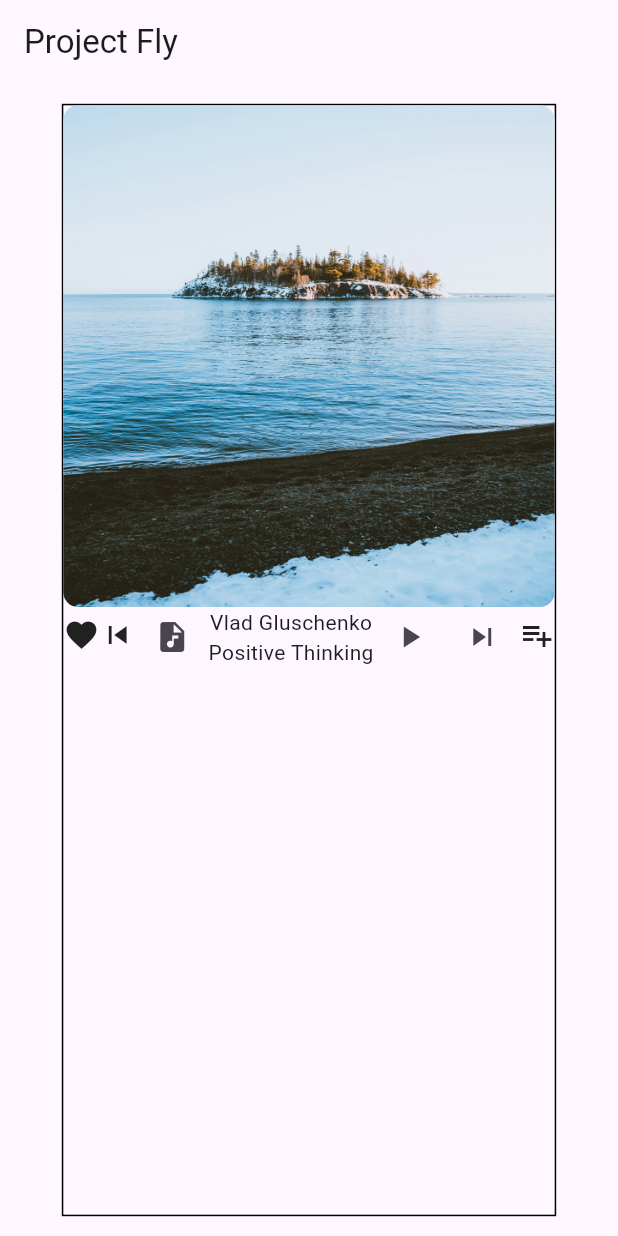
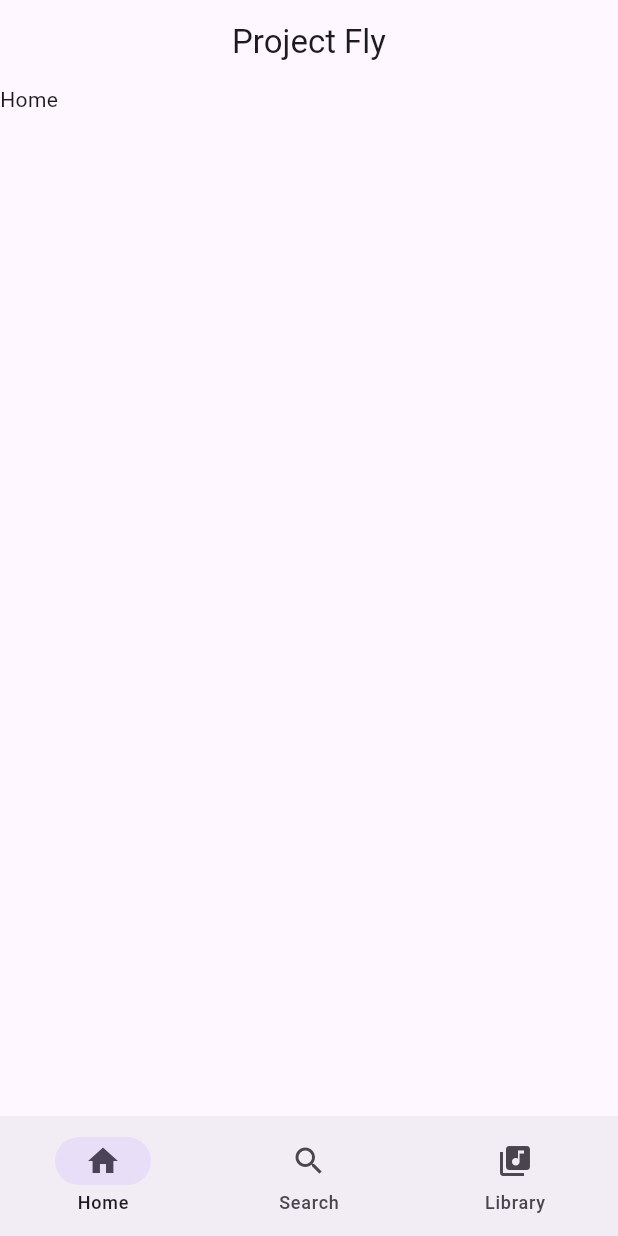
Before and after one commit to Demohstens/project_fly, a Flutter app: the screen it shows after launch, on a phone screen of 412 x 824 dp. Run offline on Flutter 3.47's test engine with Material 3 defaults, Android fonts, the phone set to English and light mode, and no system bars; our stand-ins replace audio_service, audioplayers, sizer; missing offline and left inert: aura_box.

Commit message:
homepage

```diff
--- a/lib/models/song.dart
+++ b/lib/models/song.dart
@@ -1,6 +1,8 @@
+import 'package:audioplayers/audioplayers.dart';
 import 'package:flutter/material.dart';
 
 class Song {
+  final Source source;
   final String title;
   final String artist;
   final String? album = null;
@@ -10,7 +12,7 @@ class Song {
   final Image albumArt;
   final String lyrics;
   const Song(this.title, this.artist, this.genre, this.releaseDate,
-      this.duration, this.albumArt, this.lyrics);
+      this.duration, this.albumArt, this.lyrics, this.source);
 }
 
 class SampleSong extends Song {
@@ -27,5 +29,6 @@ class SampleSong extends Song {
             fit: BoxFit.fill,
           ),
           'Sample Lyrics',
+          AssetSource('positive_thinking.wav'),
         );
 }
--- a/lib/pages/homepage.dart
+++ b/lib/pages/homepage.dart
@@ -1,5 +1,6 @@
 import 'package:flutter/material.dart';
 import 'package:project_fly/components/song_component.dart';
+import 'package:project_fly/models/song.dart';
 
 class HomePage extends StatefulWidget {
   const HomePage({super.key});
@@ -11,13 +12,64 @@ class HomePage extends StatefulWidget {
 class _HomePageState extends State<HomePage> {
   @override
   Widget build(BuildContext context) {
+    return FlyNavBar();
+  }
+}
+
+//  SongComponent(song: SampleSong())
+
+class FlyNavBar extends StatefulWidget {
+  const FlyNavBar({super.key});
+
+  @override
+  State<FlyNavBar> createState() => _FlyNavBarState();
+}
+
+class _FlyNavBarState extends State<FlyNavBar> {
+  int currentPageIndex = 0;
+
+  @override
+  Widget build(BuildContext context) {
     return Scaffold(
       appBar: AppBar(
+        centerTitle: true,
         title: const Text('Project Fly'),
       ),
-      body: Center(
-        child: SongComponent(),
+      bottomNavigationBar: NavigationBar(
+        selectedIndex: currentPageIndex,
+        onDestinationSelected: (int index) {
+          setState(() {
+            currentPageIndex = index;
+          });
+        },
+        destinations: const <Widget>[
+          NavigationDestination(
+            icon: Icon(Icons.home),
+            label: 'Home',
+          ),
+          NavigationDestination(
+            icon: Icon(Icons.search),
+            label: 'Search',
+          ),
+          NavigationDestination(
+            icon: Icon(Icons.library_music),
+            label: 'Library',
+          ),
+        ],
       ),
+      body: pages[currentPageIndex],
     );
   }
 }
+
+List<Widget> pages = <Widget>[
+  Container(
+    child: const Text('Home'),
+  ),
+  Container(
+    child: const Text('Search'),
+  ),
+  Container(
+    child: const Text('Library'),
+  ),
+];
--- a/pubspec.yaml
+++ b/pubspec.yaml
@@ -41,6 +41,9 @@ dependencies:
   audioplayers_windows: ^4.0.0
   audio_service: ^0.18.15
   file_picker: ^8.0.7
+  aura_box: ^1.0.2
+  flutter_media_metadata: ^1.0.0
+  path_provider: ^2.1.4
 
 dev_dependencies:
   flutter_test:
```
Also changed, not shown: lib/components/home_subpage.dart (added, +22 -0 lines), lib/components/song_component.dart (+98 -11 lines), lib/models/player.dart (+24 -2 lines), lib/models/settings.dart (added, +24 -0 lines), pubspec.lock, 5 other files.
